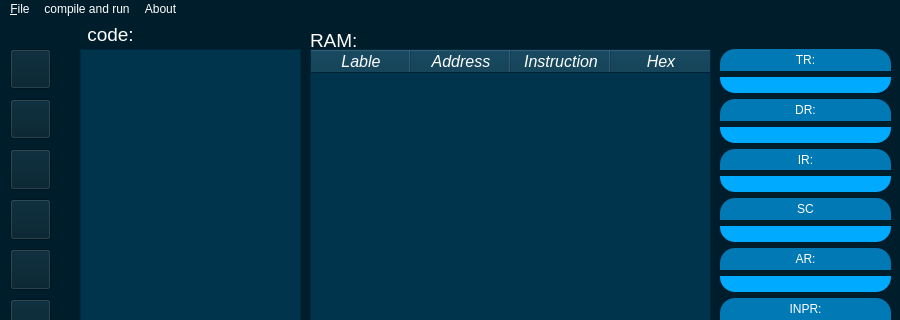
Above: mainwindow.ui from mahdi2561/Master_Code_2022 before the change; both pictures show x 0 to 900 and y 0 to 320 of the 900 by 876 pixel window. Below: the same form after it.
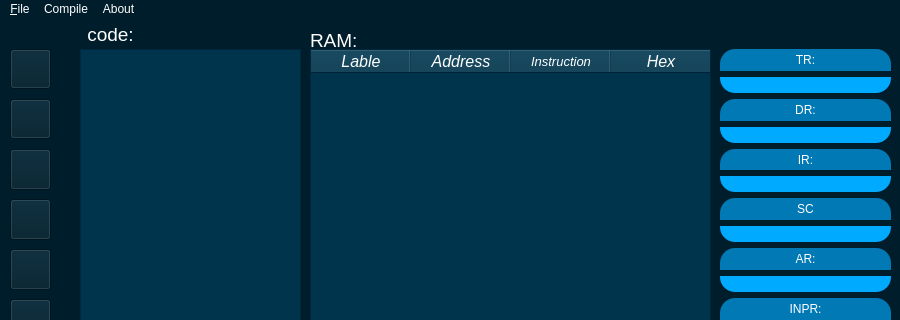
That is the form after the change. Icons and pictures are not drawn.

What changed in the file:
```diff
--- a/mainwindow.ui
+++ b/mainwindow.ui
@@ -160,7 +160,7 @@
      </property>
      <property name="font">
       <font>
-       <pointsize>12</pointsize>
+       <pointsize>10</pointsize>
        <italic>true</italic>
       </font>
      </property>
@@ -1234,7 +1234,7 @@
    </widget>
    <widget class="QMenu" name="menuAssemble">
     <property name="title">
-     <string>compile and run</string>
+     <string>Compile</string>
     </property>
     <addaction name="actioncompile_program"/>
     <addaction name="actionRun_Program"/>
```
